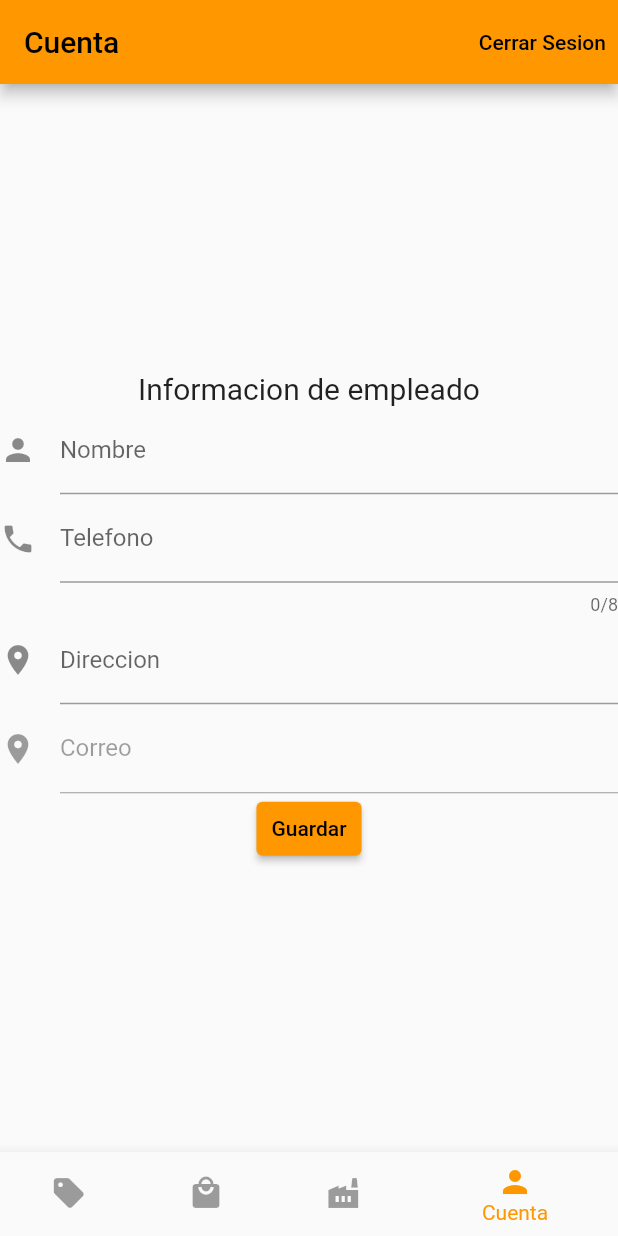
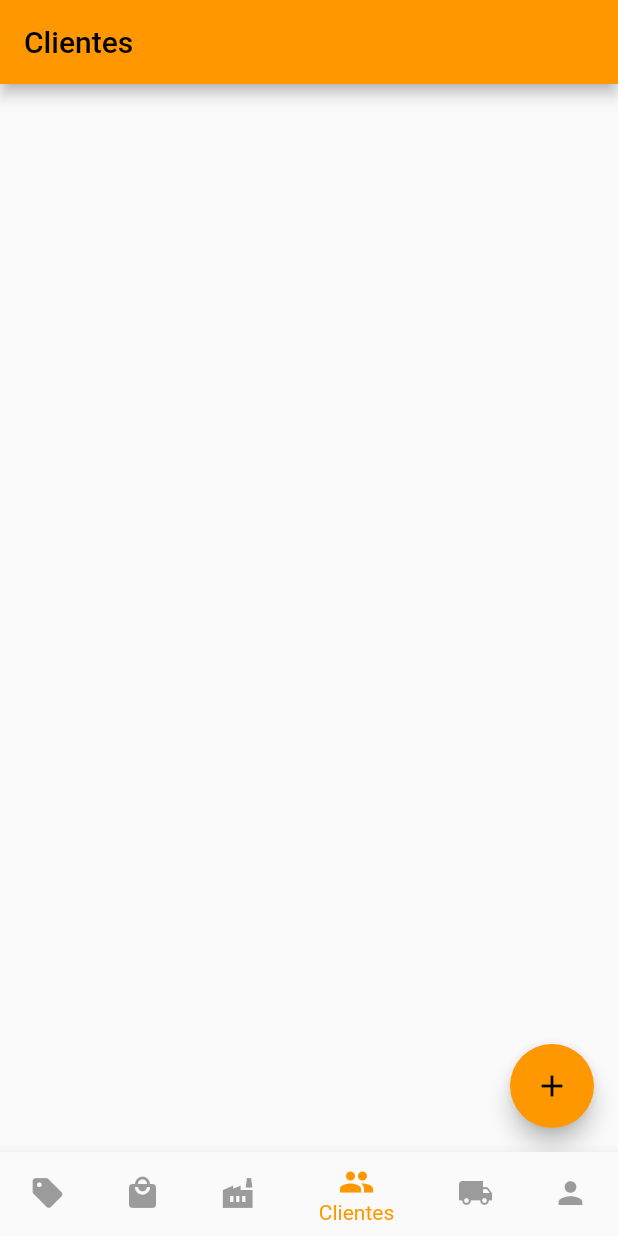
Before and after one commit to robert-virtual/lacteos_san_esteban_app, a Flutter app: the screen it shows once a user with an empty profile is signed in, item 4 of the bottom bar chosen, on a phone screen of 412 x 824 dp. Run offline on Flutter 3.47's test engine with Material 2 defaults, Android fonts, the phone set to English and light mode, and no system bars; our stand-ins replace cloud_firestore, firebase_auth, firebase_core, get; accounts and stored records are empty.

Commit message:
clientes y provedores

```diff
--- a/lib/pages/clientes/clientes.dart
+++ b/lib/pages/clientes/clientes.dart
@@ -0,0 +1,81 @@
+import 'package:flutter/material.dart';
+import 'package:cloud_firestore/cloud_firestore.dart';
+import 'package:intl/intl.dart';
+import 'package:lacteos_san_esteban_app/models/venta.dart';
+
+class ClientesPage extends StatelessWidget {
+  ClientesPage({super.key});
+
+  final formatDate = DateFormat("yyyy/MM/dd h:mm a");
+  final clientesStream = FirebaseFirestore.instance
+      .collection("clientes")
+      .withConverter<Persona>(
+          fromFirestore: (snap, _) => Persona.fromJson(snap.data()!),
+          toFirestore: (cliente, _) => cliente.toJson())
+      .snapshots();
+  @override
+  Widget build(BuildContext context) {
+    return Scaffold(
+      appBar: AppBar(
+        title: const Text("Clientes"),
+      ),
+      body: StreamBuilder(
+          stream: clientesStream,
+          builder: (context, snap) {
+            if (snap.hasError) {
+              return const Center(
+                child: Text("Ups ha ocurrido un error"),
+              );
+            }
+            if (snap.connectionState == ConnectionState.waiting) {
+              return const Center(
+                child: CircularProgressIndicator(),
+              );
+            }
+            return ListView(
+              padding: const EdgeInsets.all(10.0),
+              children: snap.data!.docs.map(
+                (e) {
+                  const boldtext = TextStyle(fontWeight: FontWeight.bold);
+                  return Card(
+                    child: Padding(
+                      padding: const EdgeInsets.all(8.0),
+                      child: Column(
+                        crossAxisAlignment: CrossAxisAlignment.start,
+                        children: [
+                          Text(
+                            e.data().nombre,
+                            style: boldtext,
+                          ),
+                          Text("Correo: ${e.data().correo}"),
+                          const SizedBox(
+                            height: 10,
+                          ),
+                          Text("Telefono: ${e.data().telefono}"),
+                          const SizedBox(
+                            height: 10,
+                          ),
+                          Text("Direccion: ${e.data().direccion}"),
+                          const SizedBox(
+                            height: 10,
+                          ),
+                          TextButton(
+                              onPressed: () {},
+                              child: Text("Ver ventas a ${e.data().nombre}"))
+                        ],
+                      ),
+                    ),
+                  );
+                },
+              ).toList(),
+            );
+          }),
+      floatingActionButton: FloatingActionButton(
+        onPressed: () {
+          Navigator.of(context).pushNamed("/clientes_form");
+        },
+        child: const Icon(Icons.add),
+      ),
+    );
+  }
+}
--- a/lib/pages/clientes/clientes_form.dart
+++ b/lib/pages/clientes/clientes_form.dart
@@ -75,7 +75,6 @@ class ClientesForm extends StatelessWidget {
           )
               .then(
             (value) {
-              print("res $res");
               Navigator.pop(context, res);
             },
           );
--- a/lib/pages/home_page.dart
+++ b/lib/pages/home_page.dart
@@ -1,7 +1,9 @@
 import 'package:flutter/material.dart';
+import 'package:lacteos_san_esteban_app/pages/clientes/clientes.dart';
 import 'package:lacteos_san_esteban_app/pages/compras/compras_page.dart';
 import 'package:lacteos_san_esteban_app/pages/cuenta/cuenta_page.dart';
 import 'package:lacteos_san_esteban_app/pages/produccion/produccion_page.dart';
+import 'package:lacteos_san_esteban_app/pages/proveedores/proveedores.dart';
 import 'package:lacteos_san_esteban_app/pages/ventas/ventas_page.dart';
 
 class HomePage extends StatefulWidget {
@@ -20,6 +22,8 @@ class _HomePageState extends State<HomePage> {
         VentasPage(),
         ComprasPage(),
         const ProduccionPage(),
+        ClientesPage(),
+        ProveedoresPage(),
         const CuentaPage()
       ]),
       bottomNavigationBar: BottomNavigationBar(
@@ -41,6 +45,14 @@ class _HomePageState extends State<HomePage> {
               icon: Icon(Icons.factory),
             ),
             BottomNavigationBarItem(
+              label: "Clientes",
+              icon: Icon(Icons.people),
+            ),
+            BottomNavigationBarItem(
+              label: "Proveedores",
+              icon: Icon(Icons.local_shipping),
+            ),
+            BottomNavigationBarItem(
               label: "Cuenta",
               icon: Icon(Icons.person),
             ),
--- a/lib/pages/proveedores/proveedores_form.dart
+++ b/lib/pages/proveedores/proveedores_form.dart
@@ -75,7 +75,6 @@ class ProveedoresForm extends StatelessWidget {
           )
               .then(
             (value) {
-              print("res $res");
               Navigator.pop(context, res);
             },
           );
```
Also changed, not shown: lib/pages/proveedores/proveedores.dart (+85 -0 lines).
